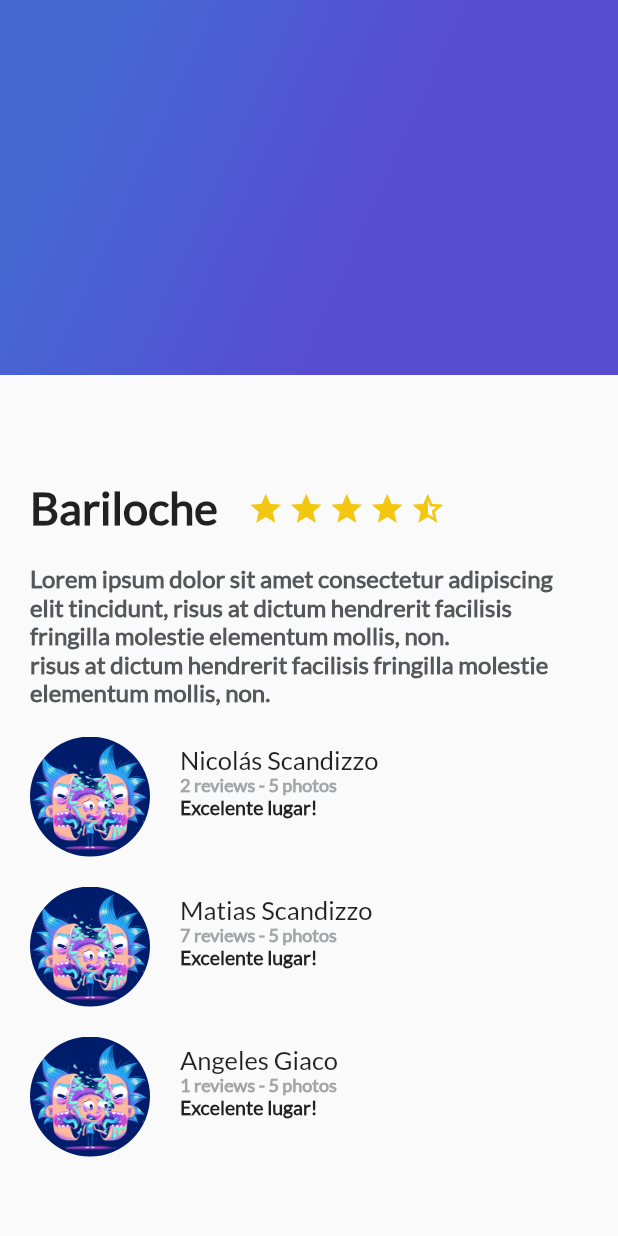
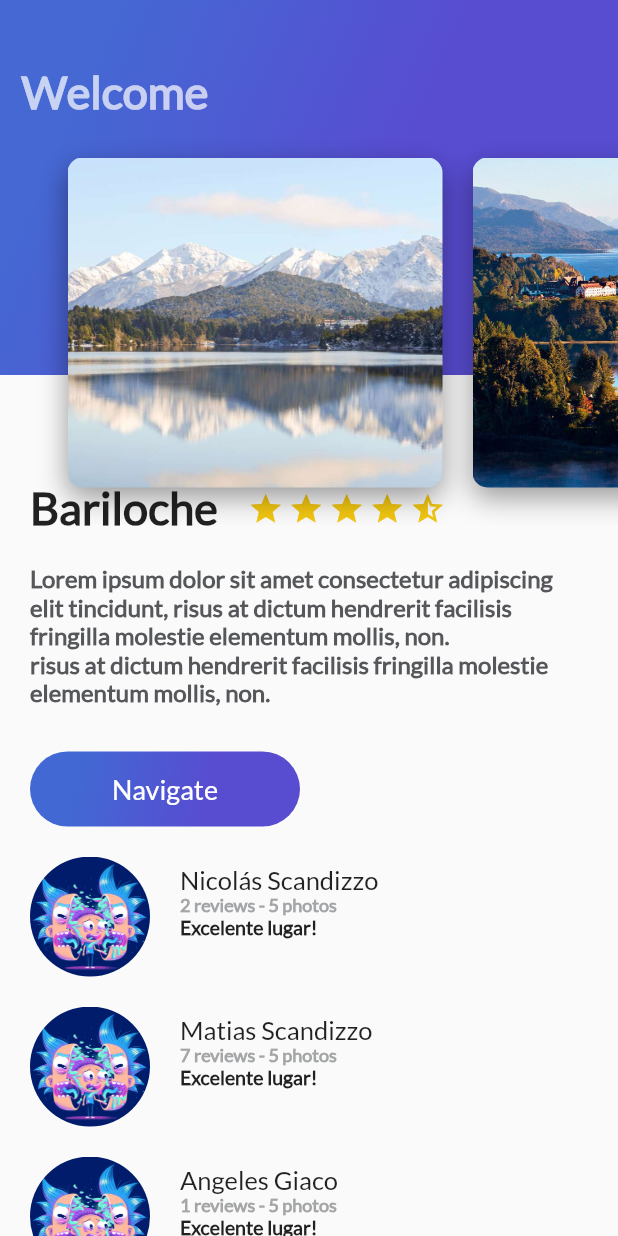
Before and after one commit to nscando/nscando_trips_app, a Flutter app: the screen it shows after launch, on a phone screen of 412 x 824 dp. Run offline on Flutter 3.47's test engine with Material 2 defaults, Android fonts, the phone set to English and light mode, and no system bars.

Commit message:
button - card

```diff
--- /dev/null
+++ b/lib/button_purple.dart
@@ -0,0 +1,36 @@
+import 'package:flutter/material.dart';
+
+class ButtonPurple extends StatelessWidget {
+  String buttonText = "Navigate";
+
+  ButtonPurple(this.buttonText);
+
+  @override
+  Widget build(BuildContext context) {
+    return InkWell(
+        onTap: () {
+          ScaffoldMessenger.of(context).showSnackBar(
+              const SnackBar(content: Text("Navigating...")));
+        },
+        child: Container(
+          margin: const EdgeInsets.only(top: 30.0, left: 20.0, right: 20.0),
+          height: 50.0,
+          width: 180.0,
+          decoration: BoxDecoration(
+              borderRadius: BorderRadius.circular(30.0),
+              gradient: const LinearGradient(
+                  colors: [Color(0xFF4268D3), Color(0xFF584CD1)],
+                  begin: FractionalOffset(0.2, 0.0),
+                  end: FractionalOffset(1.0, 0.6),
+                  stops: [0.0, 0.6],
+                  tileMode: TileMode.clamp)),
+          child: Center(
+            child: Text(
+              buttonText,
+              style: const TextStyle(
+                  fontSize: 18.0, fontFamily: "Lato", color: Colors.white),
+            ),
+          ),
+        ));
+  }
+}
--- /dev/null
+++ b/lib/card_image.dart
@@ -0,0 +1,31 @@
+import 'package:flutter/material.dart';
+
+class CardImage extends StatelessWidget {
+  String pathImage = "assets/img/bari1.jpeg";
+
+  CardImage(this.pathImage);
+
+  @override
+  Widget build(BuildContext context) {
+    final card = Container(
+      height: 350.0,
+      width: 250.0,
+      margin: EdgeInsets.only(top: 80.0, left: 20.0),
+      decoration: BoxDecoration(
+          image: DecorationImage(
+            fit: BoxFit.cover,
+            image: AssetImage(pathImage),
+          ),
+          borderRadius: BorderRadius.all(Radius.circular(10.0)),
+          shape: BoxShape.rectangle,
+          boxShadow: const <BoxShadow>[
+            BoxShadow(
+                color: Colors.black38,
+                blurRadius: 15.0,
+                offset: Offset(0.0, 7.0))
+          ]),
+    );
+
+    return card;
+  }
+}
--- /dev/null
+++ b/lib/card_image_list.dart
@@ -0,0 +1,22 @@
+import 'package:flutter/material.dart';
+import 'card_image.dart';
+
+class CardImageList extends StatelessWidget {
+  @override
+  Widget build(BuildContext context) {
+    return Container(
+      height: 350.0,
+      child: ListView(
+        padding: EdgeInsets.all(25.0),
+        scrollDirection: Axis.horizontal,
+        children: [
+          CardImage("assets/img/bari1.jpeg"),
+          CardImage("assets/img/bari2.jpeg"),
+          CardImage("assets/img/bari3.jpeg"),
+          CardImage("assets/img/bari4.jpeg"),
+          CardImage("assets/img/bari5.jpeg"),
+        ],
+      ),
+    );
+  }
+}
--- a/lib/description_place.dart
+++ b/lib/description_place.dart
@@ -1,4 +1,5 @@
 import 'package:flutter/material.dart';
+import 'button_purple.dart';
 
 class DescriptionPlace extends StatelessWidget {
   String namePlace;
@@ -67,7 +68,8 @@ class DescriptionPlace extends StatelessWidget {
     );
 
     return Column(
-      children: <Widget>[title_stars, description],
+      crossAxisAlignment: CrossAxisAlignment.start,
+      children: <Widget>[title_stars, description, ButtonPurple("Navigate")],
     );
   }
 }
--- a/lib/gradient_back.dart
+++ b/lib/gradient_back.dart
@@ -1,6 +1,10 @@
 import 'package:flutter/material.dart';
 
 class GradientBack extends StatelessWidget {
+  String title = "Most Popular";
+
+  GradientBack(this.title);
+
   @override
   Widget build(BuildContext context) {
     return Container(
@@ -11,7 +15,19 @@ class GradientBack extends StatelessWidget {
               begin: FractionalOffset(0.2, 0.0),
               end: FractionalOffset(1.0, 0.6),
               stops: [0.0, 0.6],
-              tileMode: TileMode.clamp)),
+              tileMode: TileMode.clamp)
+      ),
+      alignment: Alignment(-0.9, -0.6),
+
+      child: Text(
+        title,
+        style: const TextStyle(
+          color: Colors.white70,
+          fontSize: 30.0,
+          fontFamily: 'Lato',
+          fontWeight: FontWeight.bold
+        ),
+      ),
     );
   }
 }
--- /dev/null
+++ b/lib/header_appbar.dart
@@ -0,0 +1,17 @@
+import 'package:flutter/material.dart';
+import 'gradient_back.dart';
+import 'card_image_list.dart';
+
+class HeaderAppbar extends StatelessWidget{
+  @override
+  Widget build(BuildContext context) {
+
+   return Stack(
+     children: [
+       GradientBack("Welcome"),
+       CardImageList()
+     ],
+   );
+  }
+
+}
--- a/lib/main.dart
+++ b/lib/main.dart
@@ -2,6 +2,7 @@ import 'package:flutter/material.dart';
 import 'package:nscando_trips_app/description_place.dart';
 import 'package:nscando_trips_app/review_list.dart';
 import 'package:nscando_trips_app/gradient_back.dart';
+import 'header_appbar.dart';
 
 void main() {
   runApp(const MyApp());
@@ -9,6 +10,8 @@ void main() {
 
 String descriptionDummy =
     "Lorem ipsum dolor sit amet consectetur adipiscing elit tincidunt, risus at dictum hendrerit facilisis fringilla molestie elementum mollis, non. \nrisus at dictum hendrerit facilisis fringilla molestie elementum mollis, non.";
+
+String title = "Most Popular";
 
 class MyApp extends StatelessWidget {
   const MyApp({Key? key}) : super(key: key);
@@ -40,7 +43,7 @@ class MyApp extends StatelessWidget {
                   ReviewList()
                 ],
               ),
-              GradientBack(),
+              HeaderAppbar(),
             ],
           ),
         ) //const MyHomePage(title: 'Flutter Demo Home Page'),
--- a/pubspec.yaml
+++ b/pubspec.yaml
@@ -89,6 +89,11 @@ flutter:
   # see https://flutter.dev/custom-fonts/#from-packages
   assets:
     - assets/img/rick.png
+    - assets/img/bari1.jpeg
+    - assets/img/bari2.jpeg
+    - assets/img/bari3.jpeg
+    - assets/img/bari4.jpeg
+    - assets/img/bari5.jpeg
 
   fonts:
     - family: Lato
```
Also changed, not shown: assets/img/bari1.jpeg (added), assets/img/bari2.jpeg (added), assets/img/bari3.jpeg (added), assets/img/bari4.jpeg (added), assets/img/bari5.jpeg (added), 1 other file.
